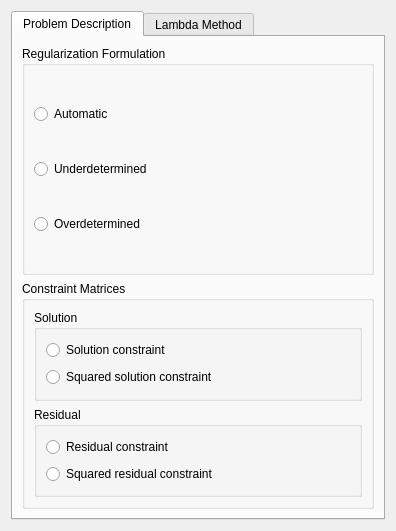
Old version of the form src/Interface/Modules/Inverse/SolveInverseProblemWithTikhonovSVDDialog.ui in the repository SCIInstitute/SCIRun.
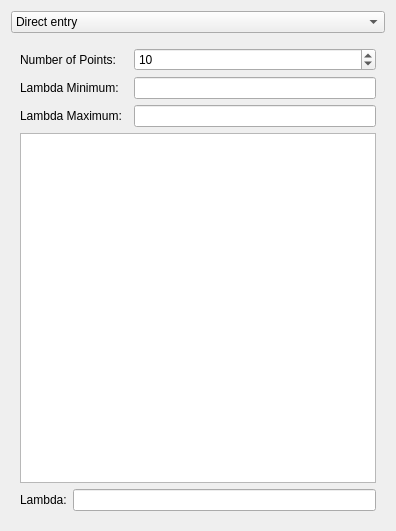
New version of the form.

Commit message: TilhonovSVD accepts the input of precomputed SVDs. It is not capable of using them yet

What changed in the file:
```diff
--- a/src/Interface/Modules/Inverse/SolveInverseProblemWithTikhonovSVDDialog.ui
+++ b/src/Interface/Modules/Inverse/SolveInverseProblemWithTikhonovSVDDialog.ui
@@ -21,108 +21,6 @@
  </property>
  <layout class="QGridLayout" name="gridLayout">
   <item row="0" column="0">
-   <widget class="QTabWidget" name="inputTabWidget_">
-	<property name="currentIndex">
-	 <number>0</number>
-	</property>
-	<widget class="QWidget" name="problemTab_">
-	 <attribute name="title">
-	  <string>Problem Description</string>
-	 </attribute>
-	 <layout class="QVBoxLayout" name="verticalLayout_5">
-	  <item>
-	   <widget class="QGroupBox" name="groupBox">
-		<property name="title">
-		 <string>Regularization Formulation</string>
-		</property>
-		<layout class="QVBoxLayout" name="verticalLayout">
-		 <item>
-		  <widget class="QRadioButton" name="autoRadioButton_">
-		   <property name="text">
-			<string>Automatic</string>
-		   </property>
-		  </widget>
-		 </item>
-		 <item>
-		  <widget class="QRadioButton" name="underRadioButton_">
-		   <property name="text">
-			<string>Underdetermined</string>
-		   </property>
-		  </widget>
-		 </item>
-		 <item>
-		  <widget class="QRadioButton" name="overRadioButton_">
-		   <property name="text">
-			<string>Overdetermined</string>
-		   </property>
-		  </widget>
-		 </item>
-		</layout>
-	   </widget>
-	  </item>
-	  <item>
-	   <widget class="QGroupBox" name="groupBox_2">
-		<property name="title">
-		 <string>Constraint Matrices</string>
-		</property>
-		<layout class="QVBoxLayout" name="verticalLayout_4">
-		 <item>
-		  <widget class="QGroupBox" name="groupBox_3">
-		   <property name="title">
-			<string>Solution</string>
-		   </property>
-		   <layout class="QVBoxLayout" name="verticalLayout_2">
-			<item>
-			 <widget class="QRadioButton" name="solutionConstraintRadioButton_">
-			  <property name="text">
-			   <string>Solution constraint</string>
-			  </property>
-			 </widget>
-			</item>
-			<item>
-			 <widget class="QRadioButton" name="squaredSolutionRadioButton_">
-			  <property name="text">
-			   <string>Squared solution constraint</string>
-			  </property>
-			 </widget>
-			</item>
-		   </layout>
-		  </widget>
-		 </item>
-		 <item>
-		  <widget class="QGroupBox" name="groupBox_4">
-		   <property name="title">
-			<string>Residual</string>
-		   </property>
-		   <layout class="QVBoxLayout" name="verticalLayout_3">
-			<item>
-			 <widget class="QRadioButton" name="residualConstraintRadioButton_">
-			  <property name="text">
-			   <string>Residual constraint</string>
-			  </property>
-			 </widget>
-			</item>
-			<item>
-			 <widget class="QRadioButton" name="squaredResidualSolutionRadioButton_">
-			  <property name="text">
-			   <string>Squared residual constraint</string>
-			  </property>
-			 </widget>
-			</item>
-		   </layout>
-		  </widget>
-		 </item>
-		</layout>
-	   </widget>
-	  </item>
-	 </layout>
-	</widget>
-	<widget class="QWidget" name="lambdaTab_">
-	 <attribute name="title">
-	  <string>Lambda Method</string>
-	 </attribute>
-	 <layout class="QGridLayout" name="gridLayout_2">
-	  <item row="0" column="0">
 	   <widget class="QComboBox" name="lambdaMethodComboBox_">
 		<item>
 		 <property name="text">
@@ -197,7 +95,7 @@
 		   </layout>
 		  </item>
 		  <item row="2" column="0">
-		   <widget class="QGroupBox" name="groupBox_5">
+        <widget class="QGroupBox" name="groupBox">
 			<property name="title">
 			 <string>Range Settings</string>
 			</property>
@@ -268,7 +166,7 @@
 		<widget class="QWidget" name="page_3">
 		 <layout class="QGridLayout" name="gridLayout_5">
 		  <item row="2" column="0">
-		   <widget class="QLabel" name="label_9">
+        <widget class="QLabel" name="label_7">
 			<property name="text">
 			 <string>Lambda Maximum:</string>
 			</property>
@@ -277,7 +175,7 @@
 		  <item row="4" column="0" colspan="3">
 		   <layout class="QHBoxLayout" name="horizontalLayout_3">
 			<item>
-			 <widget class="QLabel" name="label_7">
+          <widget class="QLabel" name="label_6">
 			  <property name="text">
 			   <string>Lambda:</string>
 			  </property>
@@ -307,7 +205,7 @@
 		   </widget>
 		  </item>
 		  <item row="0" column="0">
-		   <widget class="QLabel" name="label_6">
+        <widget class="QLabel" name="label_9">
 			<property name="text">
 			 <string>Number of Points:</string>
 			</property>
@@ -335,10 +233,6 @@
 	  </item>
 	 </layout>
 	</widget>
-   </widget>
-  </item>
- </layout>
-</widget>
 <resources/>
 <connections>
  <connection>
```
Left out of the diff: 47 changed lines with no effect on the pictures. Lines whose indentation alone changed are shown as unchanged. The commit also changes 7 other files.
